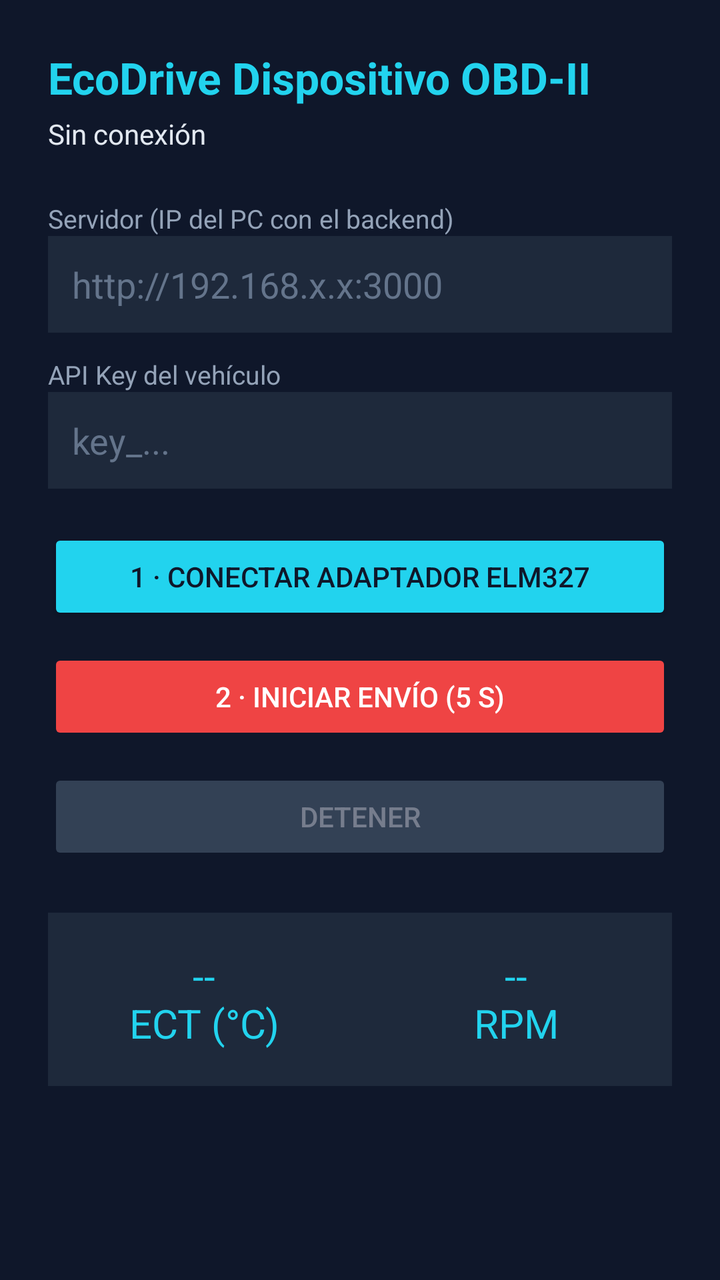
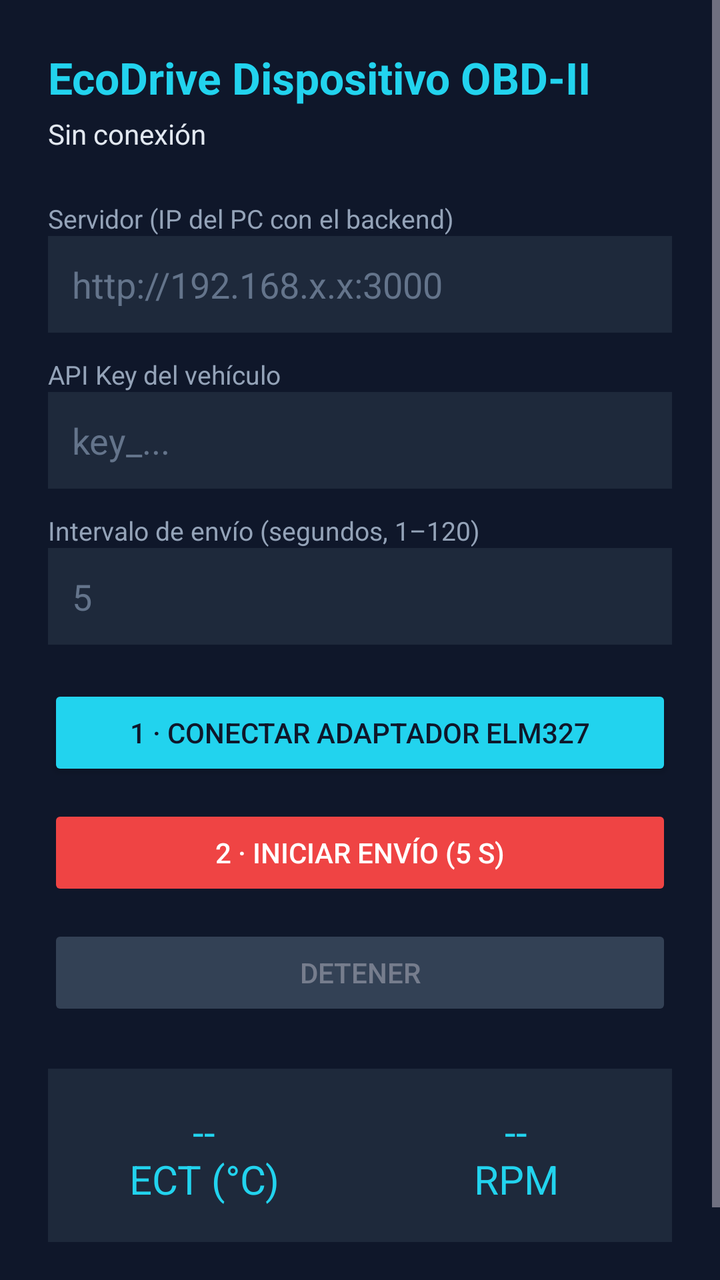

The first picture is an Android layout as it rendered before a commit; the second is the same layout after the commit. The layout source and the unified diff follow.
<!-- AndroidManifest.xml: application theme Theme.EcoDrive -->
<!-- res/layout/activity_main.xml -->
<?xml version="1.0" encoding="utf-8"?>
<ScrollView xmlns:android="http://schemas.android.com/apk/res/android"
    android:layout_width="match_parent"
    android:layout_height="match_parent"
    android:background="#0f172a">

    <LinearLayout
        android:layout_width="match_parent"
        android:layout_height="wrap_content"
        android:orientation="vertical"
        android:padding="24dp">

        <TextView
            android:layout_width="wrap_content"
            android:layout_height="wrap_content"
            android:text="EcoDrive Dispositivo OBD-II"
            android:textColor="#22d3ee"
            android:textSize="22sp"
            android:textStyle="bold" />

        <TextView
            android:id="@+id/txtEstado"
            android:layout_width="match_parent"
            android:layout_height="wrap_content"
            android:layout_marginTop="4dp"
            android:text="Sin conexión"
            android:textColor="#e2e8f0" />

        <TextView
            android:layout_width="wrap_content"
            android:layout_height="wrap_content"
            android:layout_marginTop="24dp"
            android:text="Servidor (IP del PC con el backend)"
            android:textColor="#94a3b8"
            android:textSize="13sp" />

        <EditText
            android:id="@+id/inputServidor"
            android:layout_width="match_parent"
            android:layout_height="wrap_content"
            android:hint="http://192.168.x.x:3000"
            android:textColorHint="#64748b"
            android:textColor="#e2e8f0"
            android:inputType="textUri"
            android:background="#1e293b"
            android:padding="12dp" />

        <TextView
            android:layout_width="wrap_content"
            android:layout_height="wrap_content"
            android:layout_marginTop="12dp"
            android:text="API Key del vehículo"
            android:textColor="#94a3b8"
            android:textSize="13sp" />

        <EditText
            android:id="@+id/inputApikey"
            android:layout_width="match_parent"
            android:layout_height="wrap_content"
            android:hint="key_..."
            android:textColorHint="#64748b"
            android:textColor="#e2e8f0"
            android:background="#1e293b"
            android:padding="12dp" />

        <Button
            android:id="@+id/btnConectar"
            android:layout_width="match_parent"
            android:layout_height="wrap_content"
            android:layout_marginTop="20dp"
            android:text="1 · Conectar adaptador ELM327"
            android:backgroundTint="#22d3ee"
            android:textColor="#0f172a" />

        <Button
            android:id="@+id/btnIniciar"
            android:layout_width="match_parent"
            android:layout_height="wrap_content"
            android:layout_marginTop="12dp"
            android:text="2 · Iniciar envío (5 s)"
            android:backgroundTint="#ef4444"
            android:textColor="#ffffff"
            android:enabled="false" />

        <Button
            android:id="@+id/btnDetener"
            android:layout_width="match_parent"
            android:layout_height="wrap_content"
            android:layout_marginTop="12dp"
            android:text="Detener"
            android:backgroundTint="#334155"
            android:enabled="false" />

        <LinearLayout
            android:layout_width="match_parent"
            android:layout_height="wrap_content"
            android:layout_marginTop="24dp"
            android:orientation="horizontal">

            <TextView
                android:id="@+id/txtEct"
                android:layout_width="0dp"
                android:layout_height="wrap_content"
                android:layout_weight="1"
                android:gravity="center"
                android:text="--\nECT (°C)"
                android:textColor="#22d3ee"
                android:textSize="20sp"
                android:background="#1e293b"
                android:padding="18dp" />

            <TextView
                android:id="@+id/txtRpm"
                android:layout_width="0dp"
                android:layout_height="wrap_content"
                android:layout_weight="1"
                android:gravity="center"
                android:text="--\nRPM"
                android:textColor="#22d3ee"
                android:textSize="20sp"
                android:background="#1e293b"
                android:padding="18dp" />
        </LinearLayout>

        <TextView
            android:id="@+id/txtLog"
            android:layout_width="match_parent"
            android:layout_height="wrap_content"
            android:layout_marginTop="16dp"
            android:fontFamily="monospace"
            android:textColor="#93c5fd"
            android:textSize="13sp" />
    </LinearLayout>
</ScrollView>
<!-- resources referenced by this layout -->
<resources>
  <style name="Theme.EcoDrive" parent="Theme.Material3.Dark">
          <item name="colorPrimary">#22d3ee</item>
          <item name="android:statusBarColor">#0f172a</item>
          <item name="android:windowBackground">#0f172a</item>
      </style>
</resources>

<!-- the commit's change to res/layout/activity_main.xml (unified diff, before → after) -->
@@ -60,6 +60,26 @@
             android:hint="key_..."
             android:textColorHint="#64748b"
             android:textColor="#e2e8f0"
+            android:background="#1e293b"
+            android:padding="12dp" />
+
+        <TextView
+            android:layout_width="wrap_content"
+            android:layout_height="wrap_content"
+            android:layout_marginTop="12dp"
+            android:text="Intervalo de envío (segundos, 1–120)"
+            android:textColor="#94a3b8"
+            android:textSize="13sp" />
+
+        <EditText
+            android:id="@+id/inputIntervalo"
+            android:layout_width="match_parent"
+            android:layout_height="wrap_content"
+            android:hint="5"
+            android:textColorHint="#64748b"
+            android:textColor="#e2e8f0"
+            android:inputType="number"
+            android:maxLength="3"
             android:background="#1e293b"
             android:padding="12dp" />
 
